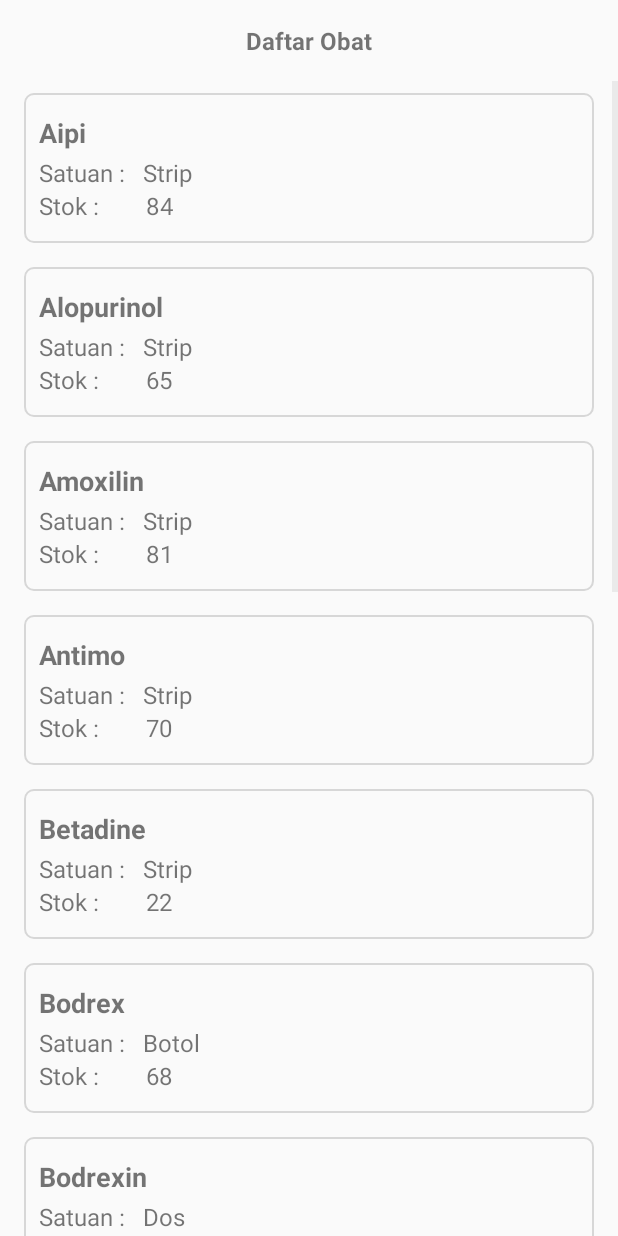
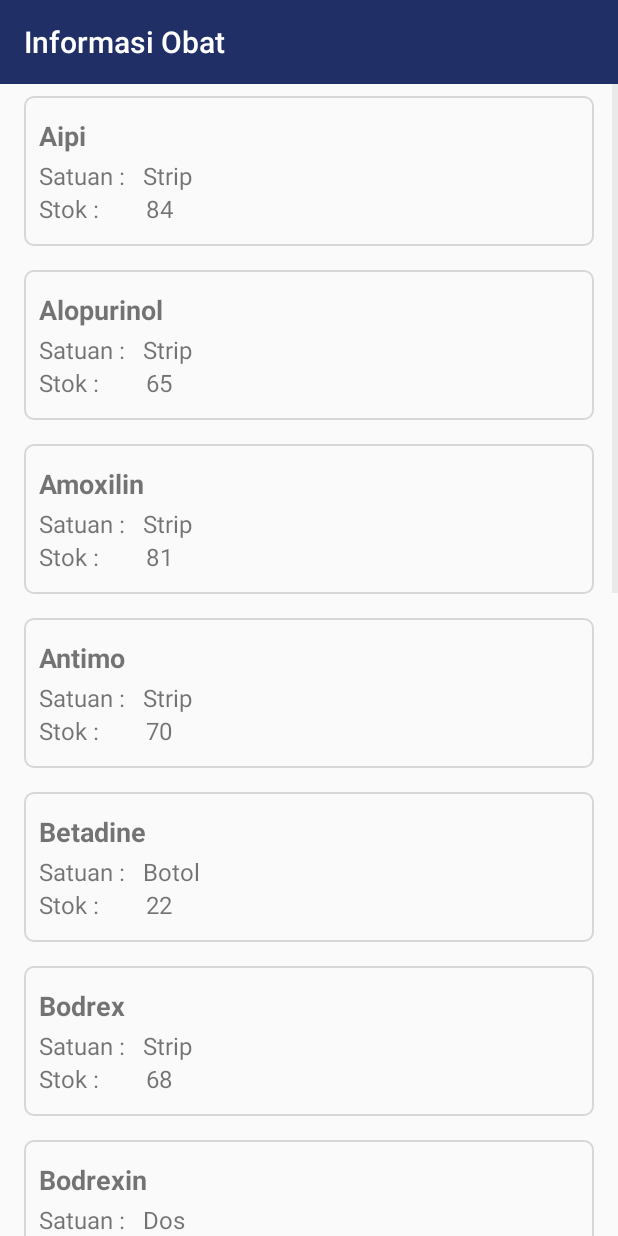
Before and after one commit to rifalous/RSUD-Ogan-Ilir-Apps, an Android app: the MedicineActivity screen opened directly, with no data from a screen before it, on a phone screen of 412 x 824 dp. Run offline under Robolectric (Android 15) with nearby library versions, the phone set to English and light mode, and no system bars.

Commit message:
Adding JSON Parser, Custom Toolbar

```diff
--- a/app/src/main/java/com/formaltech/rsudoganilir/ContactActivity.java
+++ b/app/src/main/java/com/formaltech/rsudoganilir/ContactActivity.java
@@ -1,9 +1,11 @@
 package com.formaltech.rsudoganilir;
 
 import android.content.Intent;
+import android.graphics.Color;
 import android.net.Uri;
 import android.support.v7.app.AppCompatActivity;
 import android.os.Bundle;
+import android.support.v7.widget.Toolbar;
 import android.view.View;
 import android.widget.ImageView;
 
--- a/app/src/main/java/com/formaltech/rsudoganilir/MedicineActivity.java
+++ b/app/src/main/java/com/formaltech/rsudoganilir/MedicineActivity.java
@@ -1,15 +1,105 @@
 package com.formaltech.rsudoganilir;
 
+import android.content.Intent;
+import android.graphics.Color;
 import android.support.v7.app.AppCompatActivity;
 import android.os.Bundle;
+import android.support.v7.widget.Toolbar;
 import android.view.View;
 import android.view.ViewGroup;
+import android.widget.AdapterView;
 import android.widget.BaseAdapter;
 import android.widget.ImageView;
 import android.widget.ListView;
 import android.widget.TextView;
+import android.widget.Toast;
+
+import org.json.JSONArray;
+import org.json.JSONException;
+import org.json.JSONObject;
+
+import java.util.ArrayList;
+import java.util.List;
 
 public class MedicineActivity extends AppCompatActivity {
+    /*  CUSTOM ADAPTER + JSON API
+    public class MedicineActivity  extends AppCompatActivity {
+
+
+        private static final String JSON_URL = "https://rifalous.github.io/Pandora-Box/medicine.json";
+
+
+        ListView listView;
+        private List<MedicineItem> medicineItemList;
+
+        @Override
+        protected void onCreate(Bundle savedInstanceState) {
+            super.onCreate(savedInstanceState);
+            setContentView(R.layout.activity_main);
+
+            listView =  findViewById(R.id.listView);
+            medicineItemList = new ArrayList<>();
+
+
+
+            listView.setOnItemClickListener(new AdapterView.OnItemClickListener() {
+                @Override
+                public void onItemClick(AdapterView<?> adapterView, View view, int position, long l) {
+
+                    MedicineItem medicineItem = medicineItemList.get(position);
+
+                    Intent i = new Intent(getApplicationContext(), DetailMedicineActivity.class);
+                    i.putExtra(DetailMedicineActivity.EXTRA_MEDICINE, medicineItem);
+                    startActivity(i);
+
+
+                }
+            });
+            loadPlayer();
+        }
+
+        private void loadPlayer() {
+            StringRequest stringRequest = new StringRequest(Request.Method.GET, JSON_URL,
+                    new Response.Listener<String>() {
+                        @Override
+                        public void onResponse(String response) {
+
+                            try {
+                                JSONObject obj = new JSONObject(response);
+                                JSONArray playerArray = obj.getJSONArray("obat");
+
+                                for (int i = 0; i < playerArray.length(); i++) {
+
+                                    JSONObject playerObject = playerArray.getJSONObject(i);
+
+
+                                    MedicineItem medicineItem = new MedicineItem(playerObject.getString("nama"),
+                                            playerObject.getString("satuan"),
+                                            playerObject.getString("stok"));
+
+                                    medicineItemList.add(medicineItem);
+                                }
+
+                                ListViewAdapter adapter = new ListViewAdapter(medicineItemList, getApplicationContext());
+
+                                listView.setAdapter(adapter);
+
+                            } catch (JSONException e) {
+                                e.printStackTrace();
+                            }
+                        }
+                    },
+                    new Response.ErrorListener() {
+                        @Override
+                        public void onErrorResponse(VolleyError error) {
+                            Toast.makeText(getApplicationContext(), error.getMessage(), Toast.LENGTH_SHORT).show();
+                        }
+                    });
+
+            RequestQueue requestQueue = Volley.newRequestQueue(this);
+            requestQueue.add(stringRequest);
+        }
+    }*/
 
     String[] names = {
             "Aipi",
@@ -34,8 +124,8 @@ public class MedicineActivity extends AppCompatActivity {
             "Strip",
             "Strip",
             "Strip",
+            "Botol",
             "Strip",
-            "Botol",
             "Dos",
             "Strip",
             "Botol",
@@ -69,6 +159,10 @@ public class MedicineActivity extends AppCompatActivity {
     protected void onCreate(Bundle savedInstanceState) {
         super.onCreate(savedInstanceState);
         setContentView(R.layout.activity_medicine);
+
+        Toolbar toolbar = (Toolbar) findViewById(R.id.toolbar);
+        toolbar.setTitleTextColor(Color.WHITE);
+        setSupportActionBar(toolbar);
 
         ListView listView = (ListView) findViewById(R.id.listView);
         listView.setDivider(null);
--- a/app/src/main/java/com/formaltech/rsudoganilir/RoomActivity.java
+++ b/app/src/main/java/com/formaltech/rsudoganilir/RoomActivity.java
@@ -1,7 +1,9 @@
 package com.formaltech.rsudoganilir;
 
+import android.graphics.Color;
 import android.support.v7.app.AppCompatActivity;
 import android.os.Bundle;
+import android.support.v7.widget.Toolbar;
 import android.view.View;
 import android.view.ViewGroup;
 import android.widget.BaseAdapter;
@@ -51,6 +53,10 @@ public class RoomActivity extends AppCompatActivity {
         super.onCreate(savedInstanceState);
         setContentView(R.layout.activity_room);
 
+        Toolbar toolbar = (Toolbar) findViewById(R.id.toolbar);
+        toolbar.setTitleTextColor(Color.WHITE);
+        setSupportActionBar(toolbar);
+
         ListView listView = (ListView) findViewById(R.id.listView);
         listView.setDivider(null);
 
--- a/app/src/main/res/layout/activity_medicine.xml
+++ b/app/src/main/res/layout/activity_medicine.xml
@@ -7,6 +7,13 @@
     tools:context=".MedicineActivity"
     android:orientation="vertical">
 
+    <android.support.v7.widget.Toolbar
+        android:id="@+id/toolbar"
+        android:layout_width="match_parent"
+        android:layout_height="?attr/actionBarSize"
+        android:background="?attr/colorPrimaryDark"/>
+
+<!--
     <TextView
         android:layout_width="wrap_content"
         android:layout_height="wrap_content"
@@ -14,7 +21,7 @@
         android:textStyle="bold"
         android:text="Daftar Obat"
         android:textSize="16sp"
-        android:layout_margin="16dp"/>
+        android:layout_margin="16dp"/>-->
 
     <ListView
         android:id="@+id/listView"
--- a/app/src/main/res/values/strings.xml
+++ b/app/src/main/res/values/strings.xml
@@ -1,6 +1,9 @@
 <resources>
     <string name="app_name">RSUD Ogan Ilir</string>
     <string name="dokter">Dokter</string>
+    <string name="jadwal_dokter">Jadwal Dokter</string>
+    <string name="info_obat">Informasi Obat</string>
+    <string name="info_kamar">Informasi Ketersediaan Kamar</string>
     <string name="obat">Obat</string>
     <string name="kamar">Kamar</string>
     <string name="registrasi">Registrasi</string>
--- a/app/src/main/res/values/styles.xml
+++ b/app/src/main/res/values/styles.xml
@@ -9,6 +9,7 @@
     </style>
 
     <style name="SplashTheme" parent="Theme.AppCompat.Light.NoActionBar">
+        <item name="colorPrimaryDark">@color/colorPrimaryDark</item>
         <item name="android:windowBackground">@drawable/splash_bg</item>
     </style>
 
```
Also changed, not shown: app/src/main/AndroidManifest.xml (+11 -5 lines), app/src/main/java/com/formaltech/rsudoganilir/DoctorActivity.java (+12 -6 lines), app/src/main/java/com/formaltech/rsudoganilir/MedicineAdapter.java (added, +46 -0 lines), app/src/main/java/com/formaltech/rsudoganilir/MedicineItem.java (added, +74 -0 lines), app/src/main/res/layout/activity_contact.xml (+5 -4 lines), app/src/main/res/layout/activity_doctor.xml (+9 -0 lines), app/src/main/res/layout/activity_main.xml (+6 -6 lines), app/src/main/res/layout/activity_room.xml (+8 -1 lines), app/src/main/res/drawable/bgbtnrecon.png (added), app/src/main/res/drawable/icinternet.png (added), app/src/main/res/drawable/oganilir.PNG (renamed from app/src/main/res/drawable/oganilir.png).
